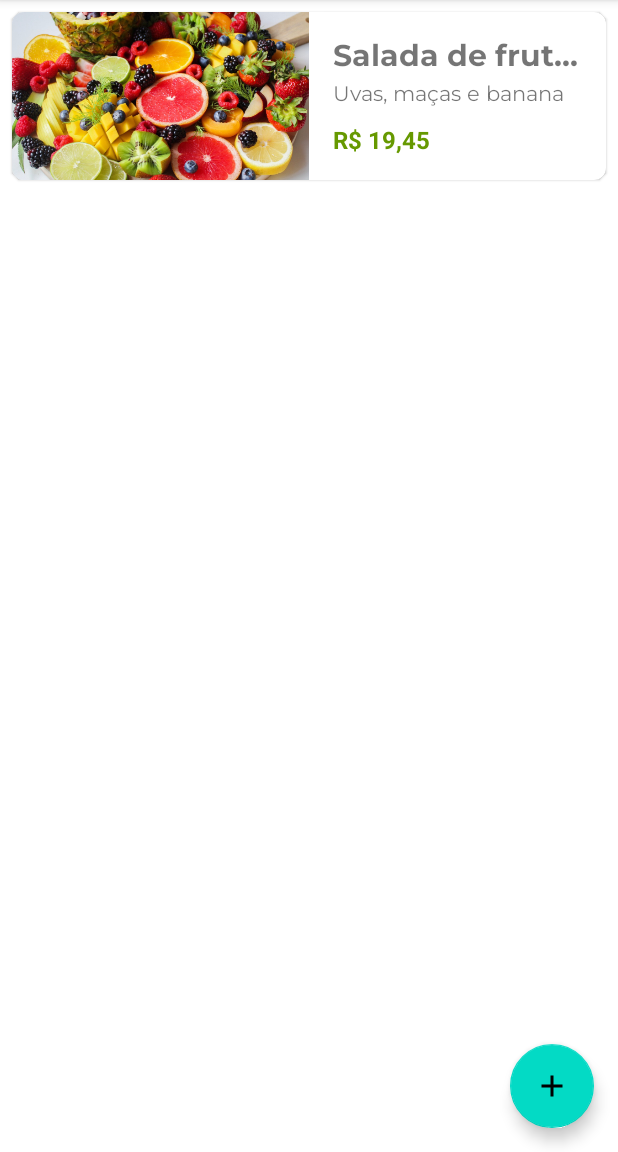
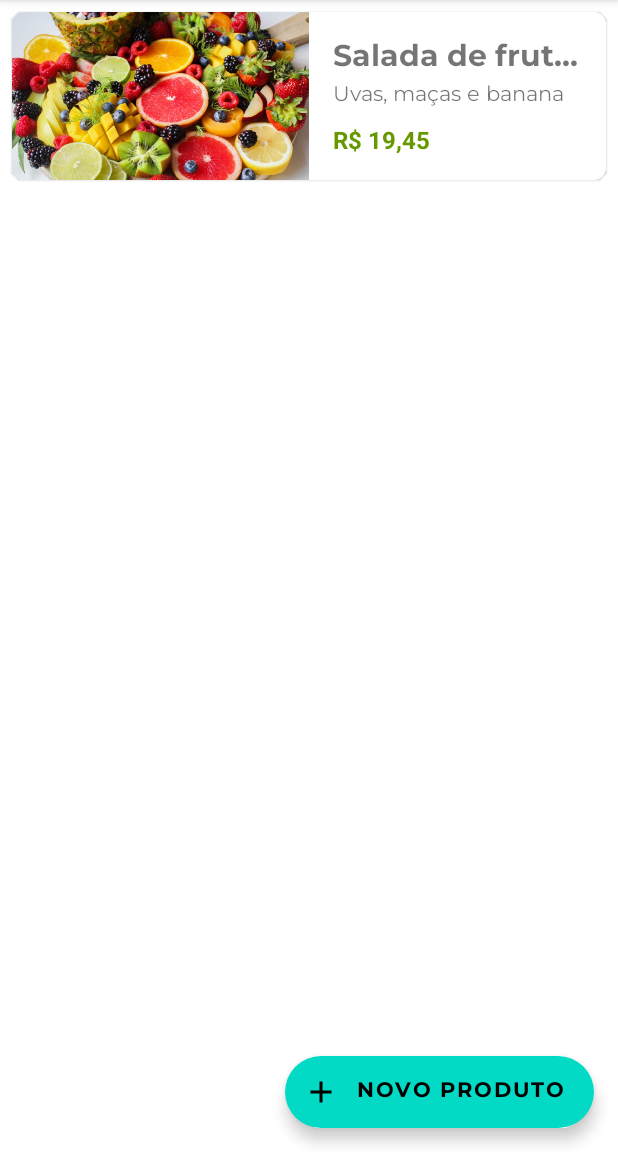
Before and after one commit to zeer0e1/android-kotlin-2, an Android app: the screen it shows after launch (ListaProdutosActivity), on a phone screen of 412 x 824 dp, the part 84-1236 px from its top. Run offline under Robolectric (Android 15) with nearby library versions, the phone set to English and light mode, and no system bars.

Commit message:
Changing FAB for EFAB

```diff
--- a/app/src/main/res/layout/activity_lista_produtos_activity.xml
+++ b/app/src/main/res/layout/activity_lista_produtos_activity.xml
@@ -17,8 +17,12 @@
         app:layout_constraintTop_toTopOf="parent"
         tools:listitem="@layout/produto_item" />
 
-    <com.google.android.material.floatingactionbutton.FloatingActionButton
+    <com.google.android.material.floatingactionbutton.ExtendedFloatingActionButton
         android:id="@+id/activity_lista_produtos_fab"
+        app:icon="@drawable/ic_baseline_add_24"
+        android:text="Novo produto"
+        android:textStyle="bold"
+        android:fontFamily="@font/montserrat_bold"
         android:layout_width="wrap_content"
         android:layout_height="wrap_content"
         android:clickable="true"
```
